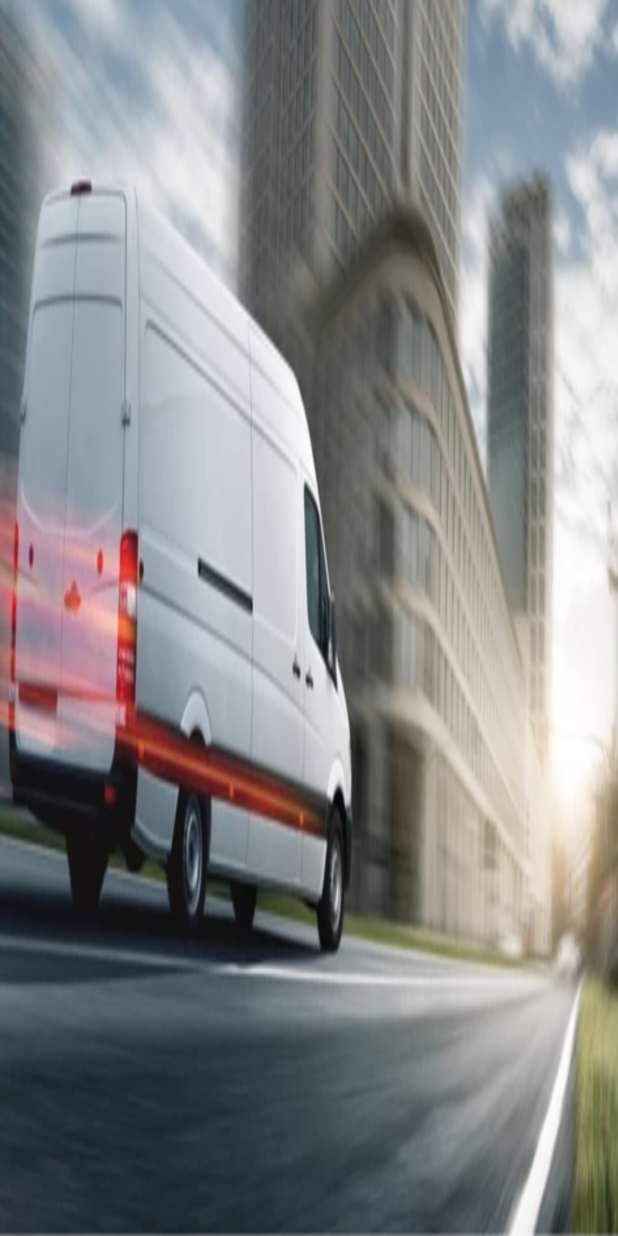
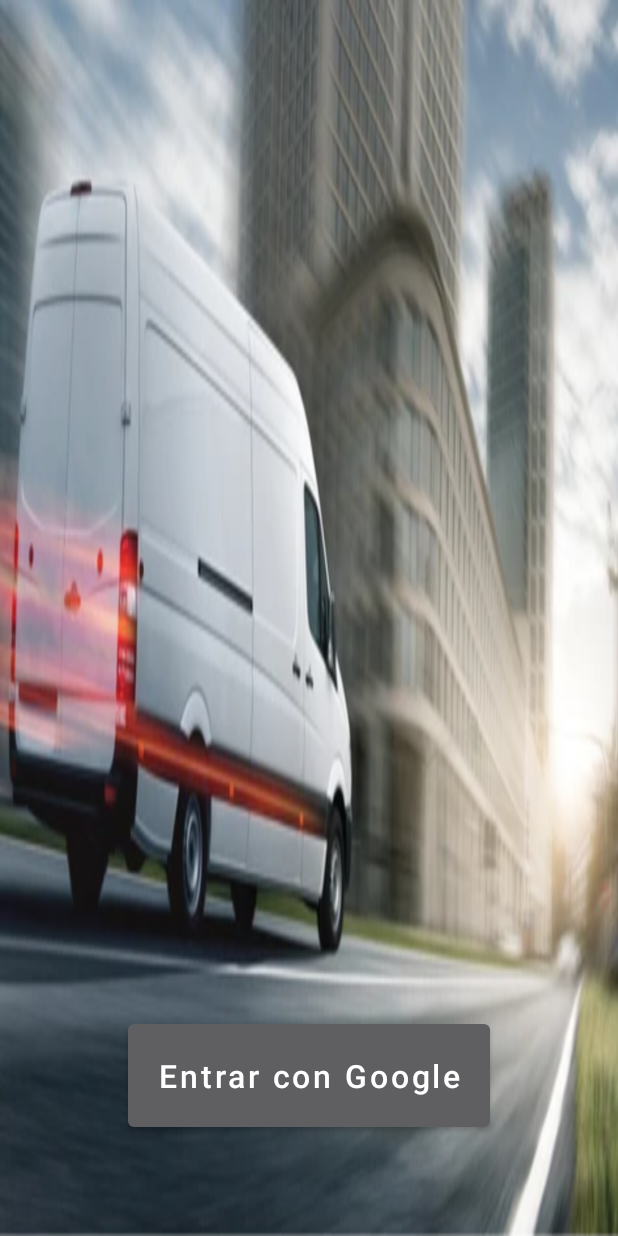
Before and after one commit to Alexei-Suzdalenko/my.routes.house, an Android app: the screen it shows after launch (LoginActivity), on a phone screen of 412 x 824 dp. Run offline under Robolectric (Android 15) with nearby library versions, the phone set to English and light mode, and no system bars; our stand-ins replace Firebase (no records; nobody signed in at launch, a user with empty details on screens opened directly).

Commit message:
morgenstern kino, coi

```diff
--- a/app/build.gradle
+++ b/app/build.gradle
@@ -1,6 +1,7 @@
 plugins {
     id 'com.android.application'
     id 'kotlin-android'
+    id 'kotlin-android-extensions'
 }
 
 android {
--- /dev/null
+++ b/app/src/main/res/drawable/add_route.xml
@@ -0,0 +1,5 @@
+<vector android:autoMirrored="true" android:height="34dp"
+    android:tint="#FFFCFC" android:viewportHeight="24"
+    android:viewportWidth="24" android:width="34dp" xmlns:android="http://schemas.android.com/apk/res/android">
+    <path android:fillColor="@android:color/white" android:pathData="M9.78,11.16l-1.42,1.42c-0.68,-0.69 -1.34,-1.58 -1.79,-2.94l1.94,-0.49C8.83,10.04 9.28,10.65 9.78,11.16zM11,6L7,2L3,6h3.02C6.04,6.81 6.1,7.54 6.21,8.17l1.94,-0.49C8.08,7.2 8.03,6.63 8.02,6H11zM21,6l-4,-4l-4,4h2.99c-0.1,3.68 -1.28,4.75 -2.54,5.88c-0.5,0.44 -1.01,0.92 -1.45,1.55c-0.34,-0.49 -0.73,-0.88 -1.13,-1.24L9.46,13.6C10.39,14.45 11,15.14 11,17c0,0 0,0 0,0h0v5h2v-5c0,0 0,0 0,0c0,-2.02 0.71,-2.66 1.79,-3.63c1.38,-1.24 3.08,-2.78 3.2,-7.37H21z"/>
+</vector>
--- a/app/src/main/res/layout/activity_login.xml
+++ b/app/src/main/res/layout/activity_login.xml
@@ -7,4 +7,22 @@
     android:layout_height="match_parent"
     tools:context=".LoginActivity">
 
+
+    <Button
+        android:id="@+id/enter_with_google"
+        android:padding="20dp"
+        android:text="@string/enter"
+        android:textColor="@color/white"
+        android:textSize="21dp"
+        android:textAllCaps="false"
+        app:layout_constraintBottom_toBottomOf="parent"
+        app:layout_constraintEnd_toEndOf="parent"
+        app:layout_constraintStart_toStartOf="parent"
+        app:layout_constraintTop_toTopOf="parent"
+        app:layout_constraintVertical_bias="0.91"
+        android:layout_width="wrap_content"
+        android:layout_height="wrap_content"
+        />
+
+
 </androidx.constraintlayout.widget.ConstraintLayout>
--- a/app/src/main/res/values/colors.xml
+++ b/app/src/main/res/values/colors.xml
@@ -1,6 +1,6 @@
 <?xml version="1.0" encoding="utf-8"?>
 <resources>
-    <color name="purple_200">#FFBB86FC</color>
+    <color name="purple_200">#838285</color>
     <color name="purple_500">#FF6200EE</color>
     <color name="purple_700">#FF3700B3</color>
     <color name="teal_200">#FF03DAC5</color>
--- a/app/src/main/res/values/themes.xml
+++ b/app/src/main/res/values/themes.xml
@@ -1,16 +1,15 @@
 <resources xmlns:tools="http://schemas.android.com/tools">
-    <!-- Base application theme. -->
     <style name="Theme.Myrouteshouse" parent="Theme.MaterialComponents.DayNight.DarkActionBar">
-        <!-- Primary brand color. -->
-        <item name="colorPrimary">@color/purple_500</item>
-        <item name="colorPrimaryVariant">@color/purple_700</item>
+
+        <item name="colorPrimary">#5F5E61</item>
+        <item name="colorPrimaryVariant">#5F5E61</item>
         <item name="colorOnPrimary">@color/white</item>
-        <!-- Secondary brand color. -->
+
         <item name="colorSecondary">@color/teal_200</item>
         <item name="colorSecondaryVariant">@color/teal_700</item>
         <item name="colorOnSecondary">@color/black</item>
-        <!-- Status bar color. -->
+
         <item name="android:statusBarColor" tools:targetApi="l">?attr/colorPrimaryVariant</item>
-        <!-- Customize your theme here. -->
+
     </style>
 </resources>
--- a/build.gradle
+++ b/build.gradle
@@ -7,7 +7,7 @@ buildscript {
     }
     dependencies {
         classpath 'com.android.tools.build:gradle:7.0.0'
-        classpath "org.jetbrains.kotlin:kotlin-gradle-plugin:$kotlin_version"
+        classpath "org.jetbrains.kotlin:kotlin-gradle-plugin:1.5.21"
         classpath 'com.google.gms:google-services:4.3.10'
         // NOTE: Do not place your application dependencies here; they belong
         // in the individual module build.gradle files
```
Also changed, not shown: app/src/main/AndroidManifest.xml (+12 -5 lines), app/src/main/java/my/routes/house/AddNewRouteActivity.kt (added, +9 -0 lines), app/src/main/java/my/routes/house/ListRoutesActivity.kt (added, +37 -0 lines), app/src/main/java/my/routes/house/LoginActivity.kt (+43 -44 lines), app/src/main/java/my/routes/house/dataclass/User.kt (added, +7 -0 lines), app/src/main/java/my/routes/house/service/UserReplace.kt (added, +12 -0 lines), app/src/main/res/layout/activity_add_new_route.xml (added, +9 -0 lines), app/src/main/res/layout/activity_list_routes.xml (added, +9 -0 lines), app/src/main/res/menu/menu_list_routes.xml (added, +16 -0 lines), app/src/main/res/values/strings.xml (+7 -1 lines).
